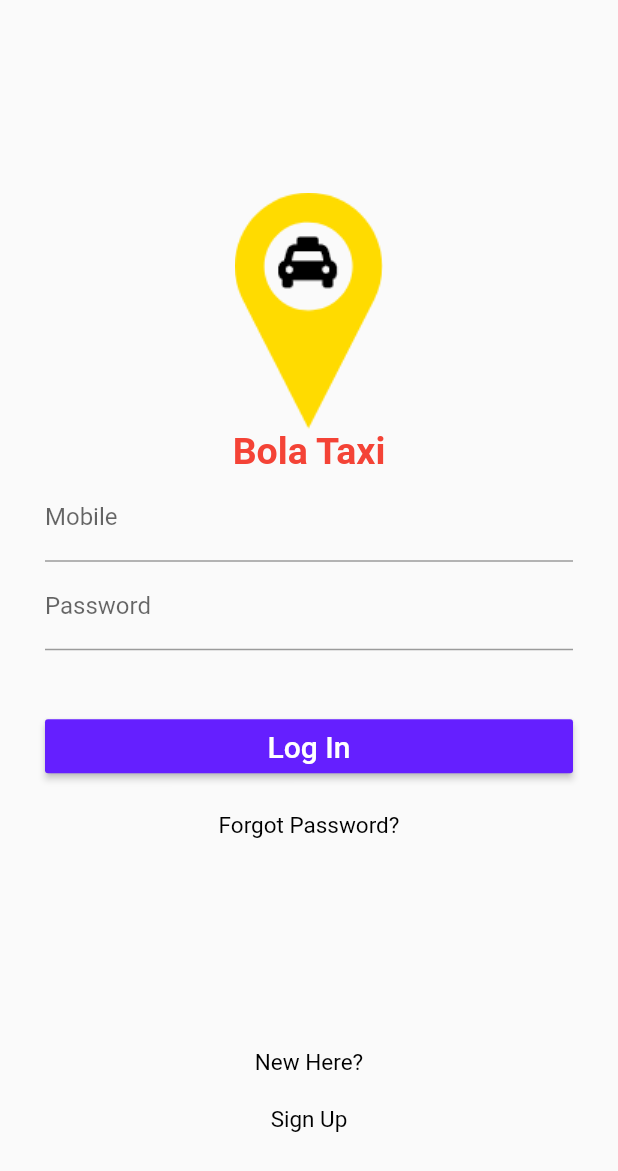
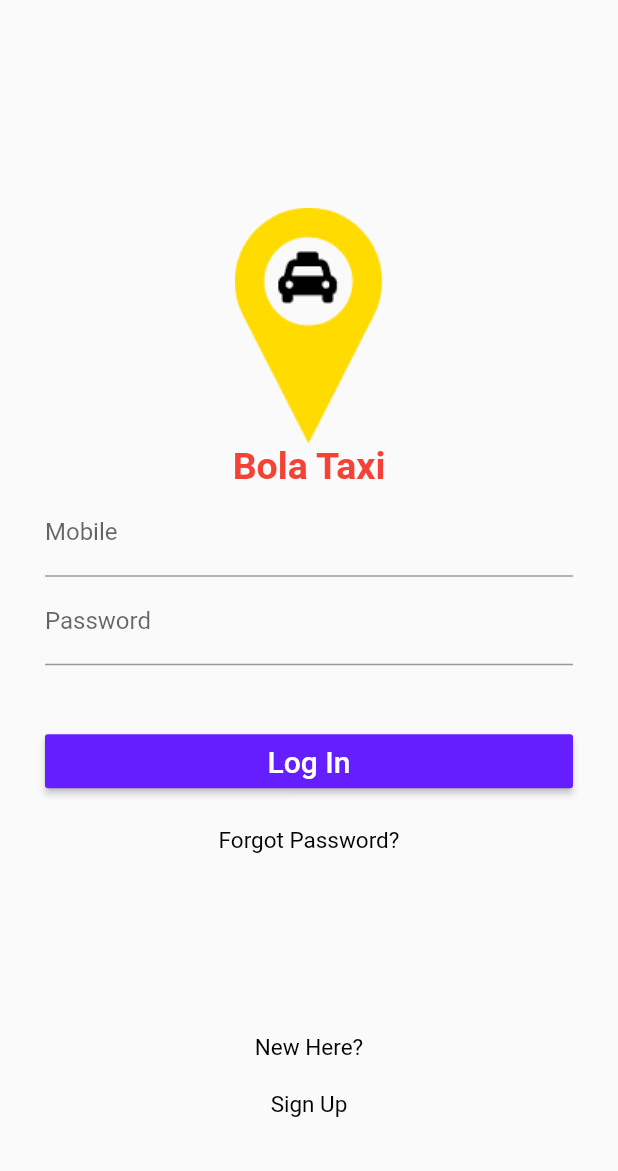
Before and after one commit to nabingaire/Bola-Taxi, a Flutter app: the LoginDriverUI widget shown alone on an empty page, opened directly, on a phone screen of 412 x 824 dp. Shown: the top 1171 px of the screen. Run offline on Flutter 3.47's test engine with Material 2 defaults, Android fonts, the phone set to English and light mode, and no system bars; our stand-ins replace google_maps_flutter; network calls fail.

```diff
--- a/bola_taxi/lib/Pages/LoginDriver.dart
+++ b/bola_taxi/lib/Pages/LoginDriver.dart
@@ -111,7 +111,7 @@ class _LoginDriverUIState extends State<LoginDriverUI> {
                   style: TextStyle(fontSize: 15, color: Colors.black),
                 ),
               ]),
-              padding: EdgeInsets.fromLTRB(0, 140, 0, 0),
+              padding: EdgeInsets.fromLTRB(0, 120, 0, 0),
             ),
             Container(
               alignment: Alignment.bottomCenter,
--- a/bola_taxi/lib/main.dart
+++ b/bola_taxi/lib/main.dart
@@ -9,7 +9,7 @@ import 'package:bola_taxi/Pages/SignupChoice.dart';
 import 'package:bola_taxi/Pages/SignupPassenger.dart';
 import 'package:bola_taxi/Pages/Splash.dart';
 import 'package:bola_taxi/Pages/UserProfile.dart';
-import 'package:bola_taxi/pages/Login.dart';
+
 import 'package:flutter/foundation.dart';
 import 'package:flutter/material.dart';
 
```
